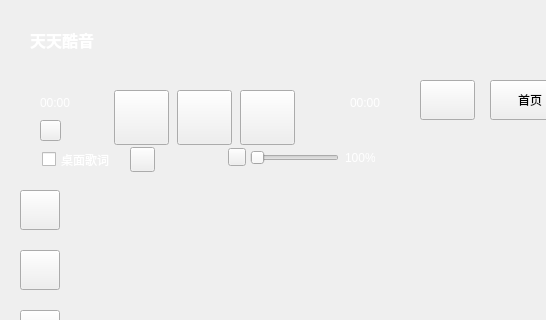
First picture: the form in ui/application/musicapplication.ui, repository Greedysky/TTKMusicPlayer, before the edit; both pictures show x 0 to 546 and y 0 to 320 of the 990 by 660 pixel window.
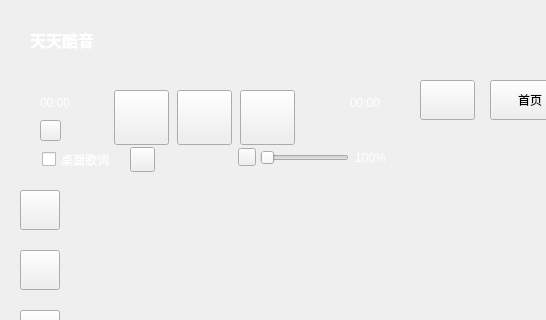
Second picture: the form after the edit. Icons and pictures are not drawn. Custom widgets are drawn as their Qt base class.

Commit message: optimized volume area[485106]

Patch:
```diff
--- a/ui/application/musicapplication.ui
+++ b/ui/application/musicapplication.ui
@@ -136,7 +136,7 @@
   <widget class="QToolButton" name="musicSound">
    <property name="geometry">
     <rect>
-     <x>228</x>
+     <x>238</x>
      <y>148</y>
      <width>18</width>
      <height>18</height>
@@ -152,7 +152,7 @@
   <widget class="QSlider" name="musicSoundSlider">
    <property name="geometry">
     <rect>
-     <x>250</x>
+     <x>260</x>
      <y>150</y>
      <width>89</width>
      <height>16</height>
@@ -165,7 +165,7 @@
   <widget class="QLabel" name="volumeValue">
    <property name="geometry">
     <rect>
-     <x>345</x>
+     <x>355</x>
      <y>150</y>
      <width>30</width>
      <height>15</height>
```
